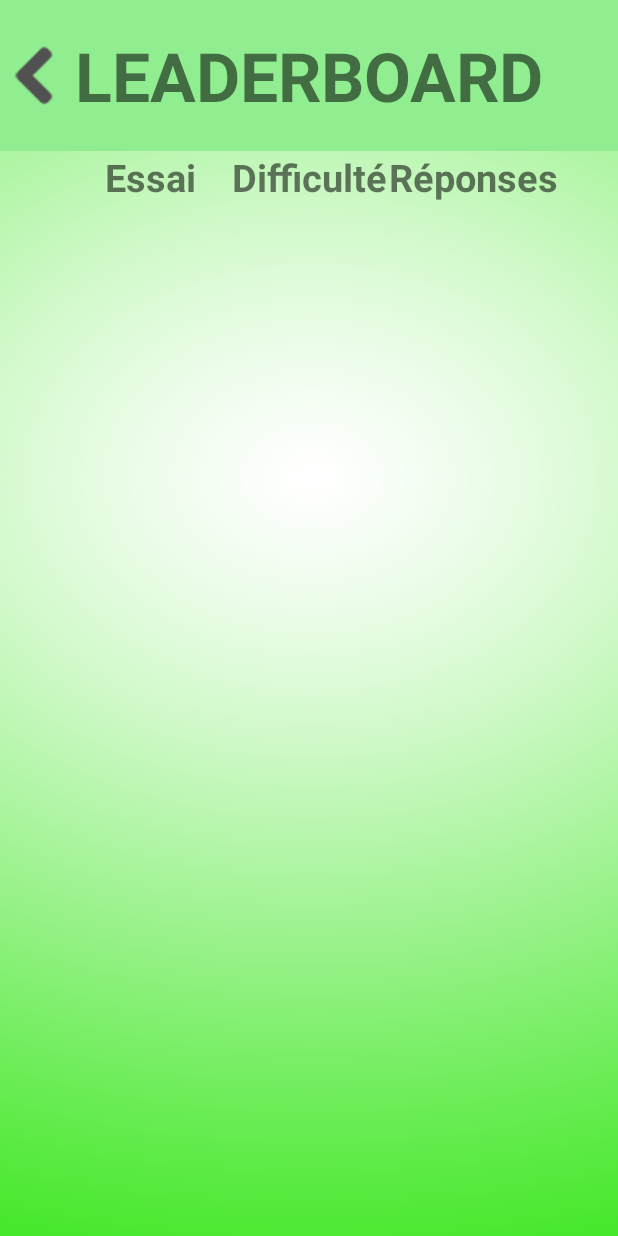
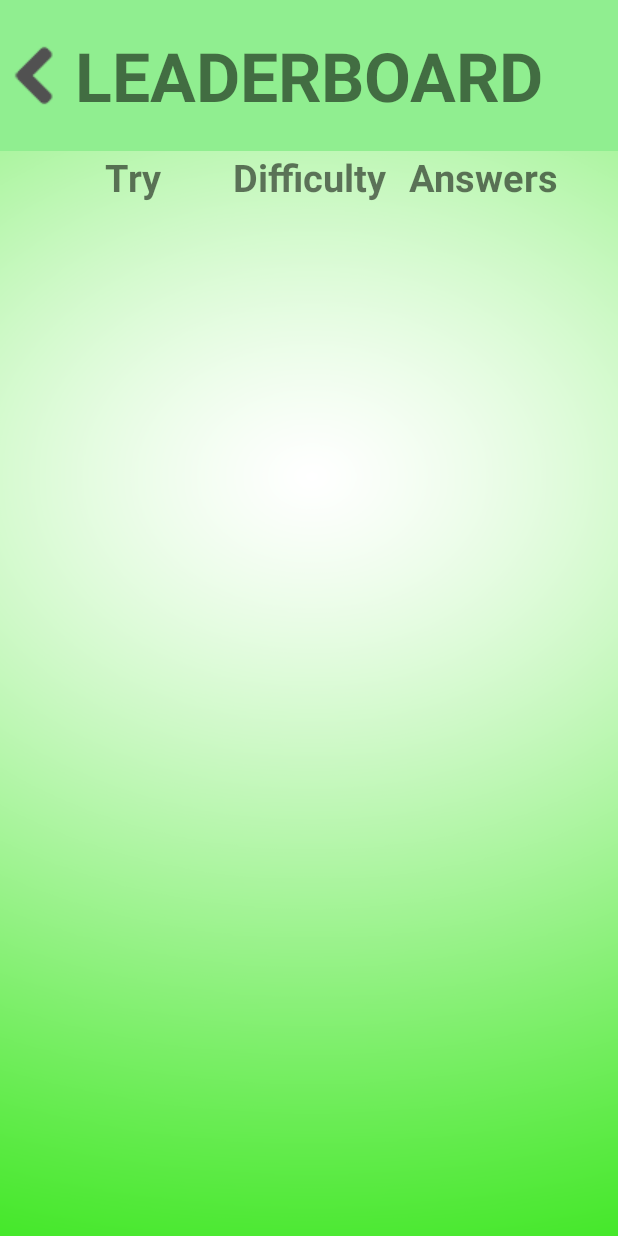
Before and after one commit to AviAmzalac/Memoris, an Android app: the Leaderboard screen opened directly, with no data from a screen before it, on a phone screen of 412 x 824 dp. Run offline under Robolectric (Android 15) with nearby library versions, the phone set to English and light mode, and no system bars.

Commit message:
Ajout d'un string-fr contenant toutes les chaines traduites Refractor sur le nom de pacjage memories pour le transformer en memoris

```diff
--- a/app/src/main/res/values/strings.xml
+++ b/app/src/main/res/values/strings.xml
@@ -1,7 +1,7 @@
 <resources>
     <!-- Main Activity -->
 
-    <string name="app_name">Memories</string>
+    <string name="app_name">Memoris</string>
     <string name="new_game">New Game</string>
     <string name="settings">Settings</string>
     <string name="Credit">Credit</string>
@@ -14,9 +14,9 @@
     <!-- Leaderboard -->
     <string name="leaderboard_title">LEADERBOARD</string>
     <string name="perfect_label">PERFECT</string>
-    <string name="essai_label">Essai</string>
-    <string name="difficulty_label">Difficulté</string>
-    <string name="nb_rep_label">Réponses</string>
+    <string name="essai_label">Try</string>
+    <string name="difficulty_label">Difficulty</string>
+    <string name="nb_rep_label">Answers</string>
 
 
 
@@ -68,7 +68,7 @@
     <string name="whale">whale</string>
 
     <!-- Resultat -->
-    <string name="resultat_titre">RESULTAT</string>
+    <string name="resultat_titre">RESULTS</string>
     <string name="tryagain">Try Again ?</string>
 
 
```
Also changed, not shown: 1 other file.
